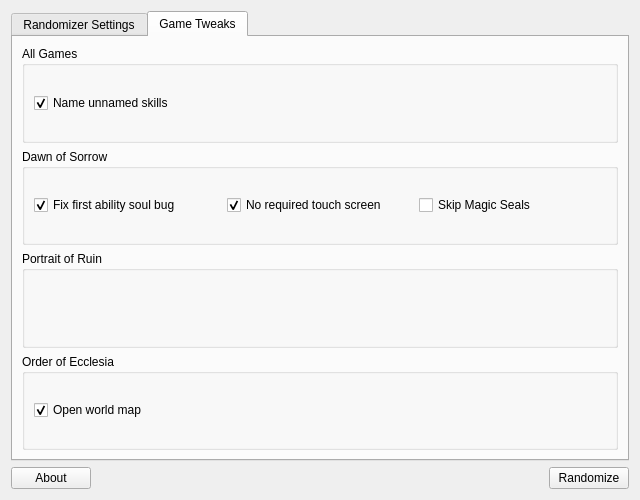
Old version of the form randomizer.ui in the repository LagoLunatic/dsvrandom.
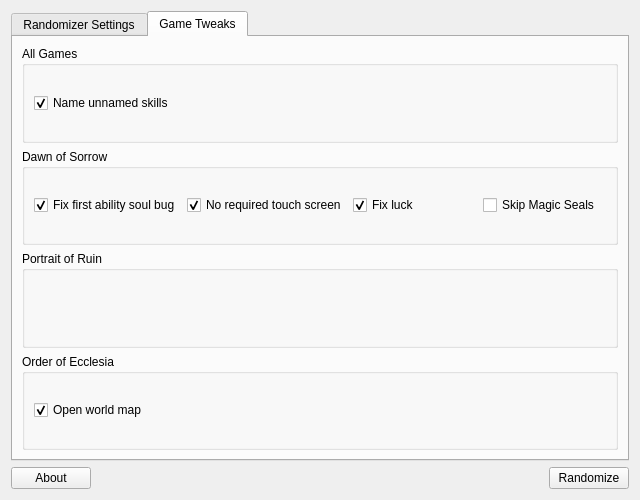
New version of the form. The open tabs and pages were chosen to show the change. Icons and pictures are not drawn.

```diff
--- a/randomizer.ui
+++ b/randomizer.ui
@@ -267,6 +267,19 @@
             </property>
            </widget>
           </item>
+          <item>
+           <widget class="QCheckBox" name="fix_luck">
+            <property name="toolTip">
+             <string>Make each point of luck give +0.1% drop chances (as opposed to almost nothing).</string>
+            </property>
+            <property name="text">
+             <string>Fix luck</string>
+            </property>
+            <property name="checked">
+             <bool>true</bool>
+            </property>
+           </widget>
+          </item>
           <item>
            <widget class="QCheckBox" name="skip_magic_seals">
             <property name="text">
```
Left out of the diff: 51 changed lines with no effect on the pictures.
